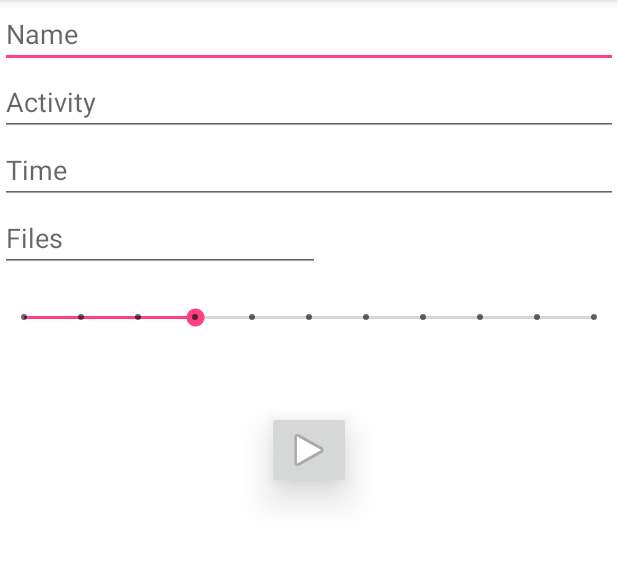
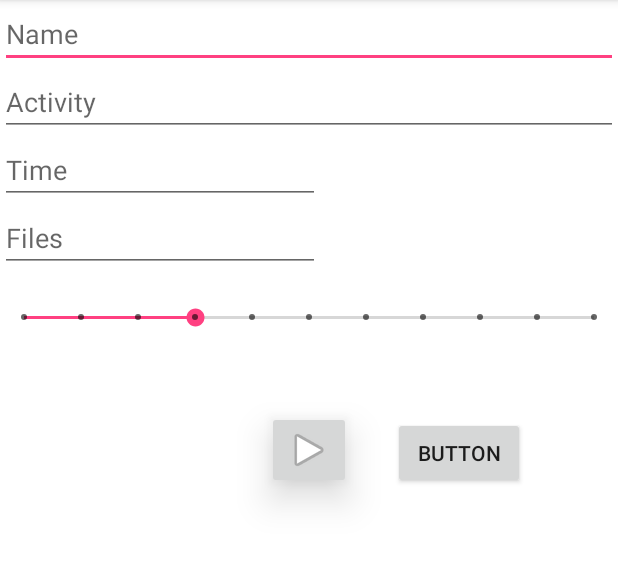
Before and after one commit to TfgReconocimientoPulseras/TrainAppTFG, an Android app: the screen it shows after launch (RecogerDatos), on a phone screen of 412 x 824 dp, the part 84-653 px from its top. Run offline under Robolectric (Android 15) with nearby library versions, the phone set to English and light mode, and no system bars.

Commit message:
Falta guardar datos de sensores en estructura de datos

```diff
--- a/app/src/main/java/com/example/ivana/trainapptfg/RecogerDatos.java
+++ b/app/src/main/java/com/example/ivana/trainapptfg/RecogerDatos.java
@@ -1,45 +1,126 @@
 package com.example.ivana.trainapptfg;
 
+import android.hardware.Sensor;
+import android.hardware.SensorEvent;
+import android.hardware.SensorEventListener;
+import android.hardware.SensorManager;
 import android.os.Bundle;
-import android.support.annotation.NonNull;
-import android.support.design.widget.BottomNavigationView;
+import android.os.Handler;
 import android.support.v7.app.AppCompatActivity;
-import android.view.MenuItem;
+import android.util.Log;
+import android.view.View;
+import android.widget.EditText;
 import android.widget.TextView;
 
-public class RecogerDatos extends AppCompatActivity {
+import java.util.Date;
+
+public class RecogerDatos extends AppCompatActivity implements SensorEventListener {
 
     private TextView mTextMessage;
+    private EditText nameUserText;
+    private EditText nameActivityText;
+    private EditText timePerFileText;
+    private EditText numberFilesText;
+    private int frequency;
 
-    private BottomNavigationView.OnNavigationItemSelectedListener mOnNavigationItemSelectedListener
-            = new BottomNavigationView.OnNavigationItemSelectedListener() {
+    private String nameUser;
+    private String nameActivity;
+    private int timePerFile;
+    private int numberFiles;
 
-        @Override
-        public boolean onNavigationItemSelected(@NonNull MenuItem item) {
-            switch (item.getItemId()) {
-                case R.id.navigation_home:
-                    mTextMessage.setText(R.string.title_home);
-                    return true;
-                case R.id.navigation_dashboard:
-                    mTextMessage.setText(R.string.title_dashboard);
-                    return true;
-                case R.id.navigation_notifications:
-                    mTextMessage.setText(R.string.title_notifications);
-                    return true;
-            }
-            return false;
-        }
+    private SensorManager mSensorManager;
+    private SensorEventListener mSensorListener;
+    private Sensor mAccelerometer;
+    private Sensor mGyroscope;
 
-    };
+
+    private static final String TAG = "RecogerDatos";
 
     @Override
     protected void onCreate(Bundle savedInstanceState) {
         super.onCreate(savedInstanceState);
         setContentView(R.layout.activity_recoger_datos);
 
-        //mTextMessage = (TextView) findViewById(R.id.message);
-        //BottomNavigationView navigation = (BottomNavigationView) findViewById(R.id.navigation);
-        //navigation.setOnNavigationItemSelectedListener(mOnNavigationItemSelectedListener);
+        this.mSensorManager = (SensorManager)getSystemService(SENSOR_SERVICE);
+
+
+        this.mAccelerometer = mSensorManager.getDefaultSensor(Sensor.TYPE_ACCELEROMETER);
+        this.mGyroscope = mSensorManager.getDefaultSensor(Sensor.TYPE_GYROSCOPE);
+
+        this.mSensorListener = new SensorEventListener() {
+            @Override
+            public void onSensorChanged(SensorEvent sensorEvent) {
+                String nameSensor = sensorEvent.sensor.getName();
+
+                long timeInMillis = (new Date()).getTime()
+                        + (sensorEvent.timestamp - System.nanoTime()) / 1000000L;
+
+                Log.d(TAG, "Timestamp: " + timeInMillis + " Sensor:" + sensorEvent.sensor.getName() + " X:" + sensorEvent.values[0] + " Y:" + sensorEvent.values[1] + " Z:" + sensorEvent.values[2]);
+            }
+
+            @Override
+            public void onAccuracyChanged(Sensor sensor, int i) {
+
+            }
+        };
+
+        this.nameUserText = (EditText) findViewById(R.id.nameText);
+        this.nameActivityText = (EditText) findViewById(R.id.activityText);
+        this.timePerFileText = (EditText) findViewById(R.id.timeText);
+        this.numberFilesText = (EditText) findViewById(R.id.filesText);
     }
 
+    @Override
+    protected void onResume() {
+        super.onResume();
+    }
+
+    public void onClickButtonPlay(View view){
+        this.nameUser =  this.nameUserText.getText().toString();
+        this.nameActivity = this.nameActivityText.getText().toString();
+        this.timePerFile = Integer.parseInt(this.timePerFileText.getText().toString());
+        this.numberFiles = Integer.parseInt(this.numberFilesText.getText().toString());
+
+        this.registerListener();
+
+        Handler handler = new Handler();
+        handler.postDelayed(new Runnable() {
+            @Override
+            public void run() {
+                unregisterListener();
+            }
+        }, timePerFile);
+    }
+
+    @Override
+    public void onSensorChanged(SensorEvent event) {
+
+    }
+
+    @Override
+    public void onAccuracyChanged(Sensor sensor, int accuracy) {
+
+    }
+
+    @Override
+    protected void onPause() {
+        super.onPause();
+        unregisterListener();
+    }
+
+    private void unregisterListener(){
+        mSensorManager.unregisterListener(this.mSensorListener);
+    }
+
+    private void registerListener(){
+        mSensorManager.registerListener(this.mSensorListener, mAccelerometer, 100000);
+        mSensorManager.registerListener(this.mSensorListener, mGyroscope, 100000);
+
+        //SALE GYROSCOPE
+        //SALE GYROSCOPE
+        //SALE GYROSCOPE
+        //SALE ACCEL
+        //SALE GYROSCOPE
+        //SALE ACCEL
+    }
 }
--- a/app/src/main/res/layout/activity_recoger_datos.xml
+++ b/app/src/main/res/layout/activity_recoger_datos.xml
@@ -39,23 +39,22 @@
             android:id="@+id/timeText"
             android:layout_width="wrap_content"
             android:layout_height="wrap_content"
-            android:layout_alignParentEnd="true"
             android:layout_alignParentStart="true"
             android:layout_below="@+id/activityText"
             android:ems="10"
             android:hint="Time"
-            android:inputType="textPersonName"
+            android:inputType="numberDecimal"
             android:singleLine="false" />
 
         <EditText
             android:id="@+id/filesText"
             android:layout_width="wrap_content"
             android:layout_height="wrap_content"
+            android:layout_alignParentStart="true"
+            android:layout_below="@+id/timeText"
             android:ems="10"
             android:hint="Files"
-            android:inputType="textPersonName"
-            android:layout_below="@+id/timeText"
-            android:layout_alignParentStart="true" />
+            android:inputType="numberDecimal" />
 
         <ProgressBar
             android:id="@+id/progressBar"
@@ -86,8 +85,19 @@
             android:layout_below="@+id/seekBar"
             android:layout_centerHorizontal="true"
             android:layout_marginTop="53dp"
+            android:baselineAlignBottom="true"
             android:elevation="16dp"
             app:srcCompat="@android:drawable/ic_media_play" />
+
+        <Button
+            android:id="@+id/button"
+            android:layout_width="wrap_content"
+            android:layout_height="wrap_content"
+            android:layout_alignBottom="@+id/imageButton"
+            android:layout_marginStart="28dp"
+            android:layout_toEndOf="@+id/imageButton"
+            android:onClick="onClickButtonPlay"
+            android:text="Button" />
 
     </RelativeLayout>
 
```
